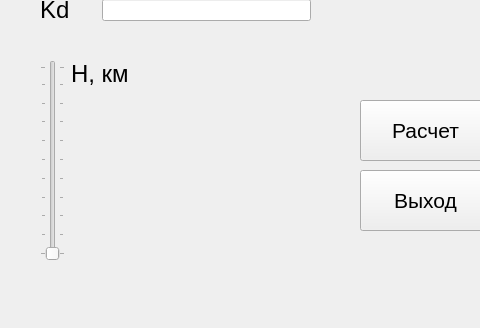
Before: the Qt Designer form mainwindow.ui in VladimirSmetana/FirstPart_KR, drawn with Qt 5; both pictures show x 0 to 480 and y 330 to 658 of the 967 by 658 pixel window.
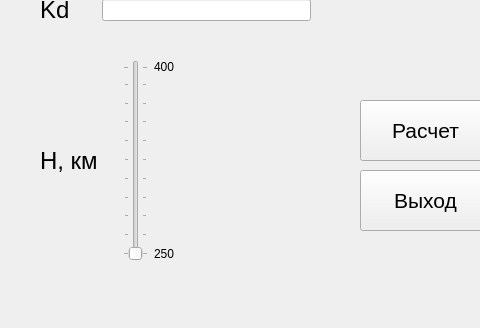
After: the same form once the commit is applied. Icons and pictures are not drawn.

```diff
--- a/mainwindow.ui
+++ b/mainwindow.ui
@@ -139,20 +139,8 @@
        </property>
       </widget>
      </item>
-     <item row="0" column="2">
+     <item row="0" column="0">
       <layout class="QVBoxLayout" name="verticalLayout">
-       <item>
-        <widget class="QLabel" name="label_7">
-         <property name="font">
-          <font>
-           <pointsize>18</pointsize>
-          </font>
-         </property>
-         <property name="text">
-          <string>H, км</string>
-         </property>
-        </widget>
-       </item>
        <item>
         <spacer name="verticalSpacer">
          <property name="orientation">
@@ -167,9 +155,69 @@
         </spacer>
        </item>
        <item>
-        <widget class="QLabel" name="Hlabel">
+        <layout class="QHBoxLayout" name="horizontalLayout_2">
+         <item>
+          <widget class="QLabel" name="label_7">
+           <property name="font">
+            <font>
+             <pointsize>18</pointsize>
+            </font>
+           </property>
+           <property name="text">
+            <string>H, км</string>
+           </property>
+          </widget>
+         </item>
+         <item>
+          <widget class="QLabel" name="Hlabel">
+           <property name="text">
+            <string/>
+           </property>
+          </widget>
+         </item>
+        </layout>
+       </item>
+       <item>
+        <spacer name="verticalSpacer_2">
+         <property name="orientation">
+          <enum>Qt::Vertical</enum>
+         </property>
+         <property name="sizeHint" stdset="0">
+          <size>
+           <width>20</width>
+           <height>40</height>
+          </size>
+         </property>
+        </spacer>
+       </item>
+      </layout>
+     </item>
+     <item row="0" column="2">
+      <layout class="QVBoxLayout" name="verticalLayout_2">
+       <item>
+        <widget class="QLabel" name="label_28">
          <property name="text">
-          <string/>
+          <string>400</string>
+         </property>
+        </widget>
+       </item>
+       <item>
+        <spacer name="verticalSpacer_3">
+         <property name="orientation">
+          <enum>Qt::Vertical</enum>
+         </property>
+         <property name="sizeHint" stdset="0">
+          <size>
+           <width>20</width>
+           <height>40</height>
+          </size>
+         </property>
+        </spacer>
+       </item>
+       <item>
+        <widget class="QLabel" name="label_29">
+         <property name="text">
+          <string>250</string>
          </property>
         </widget>
        </item>
```
Left out of the diff: 2 changed lines with no effect on the pictures.
